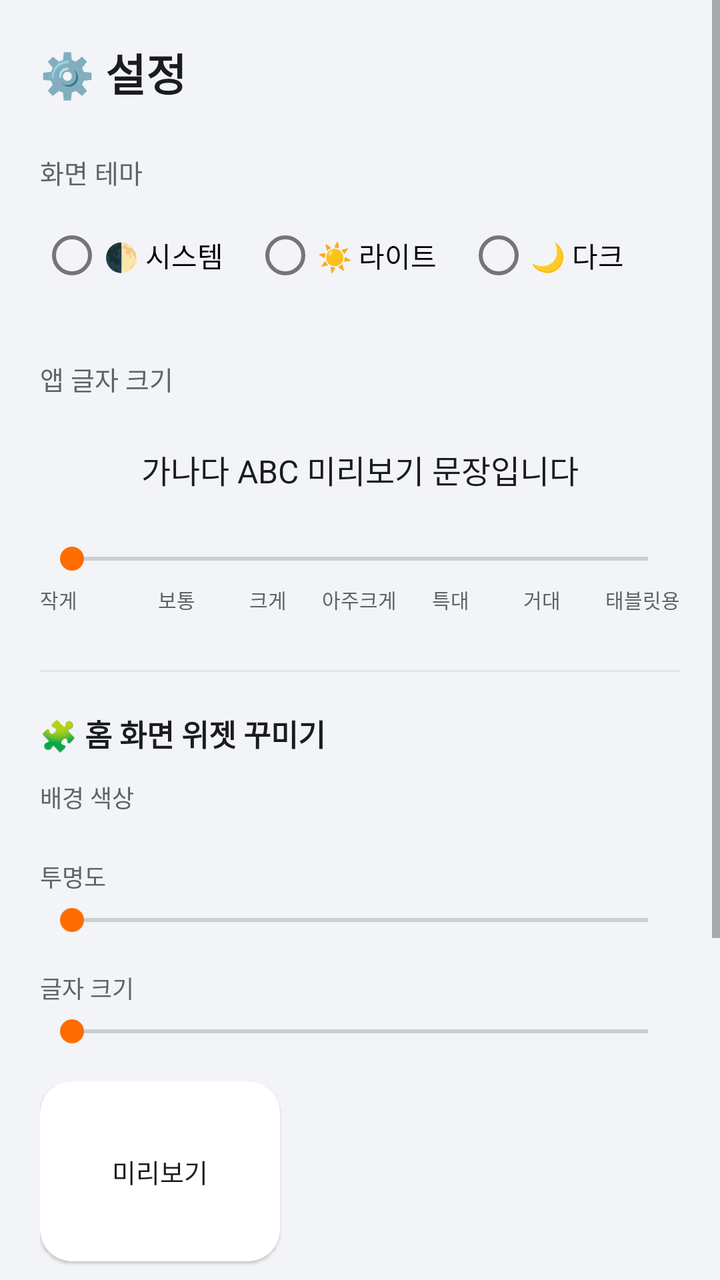
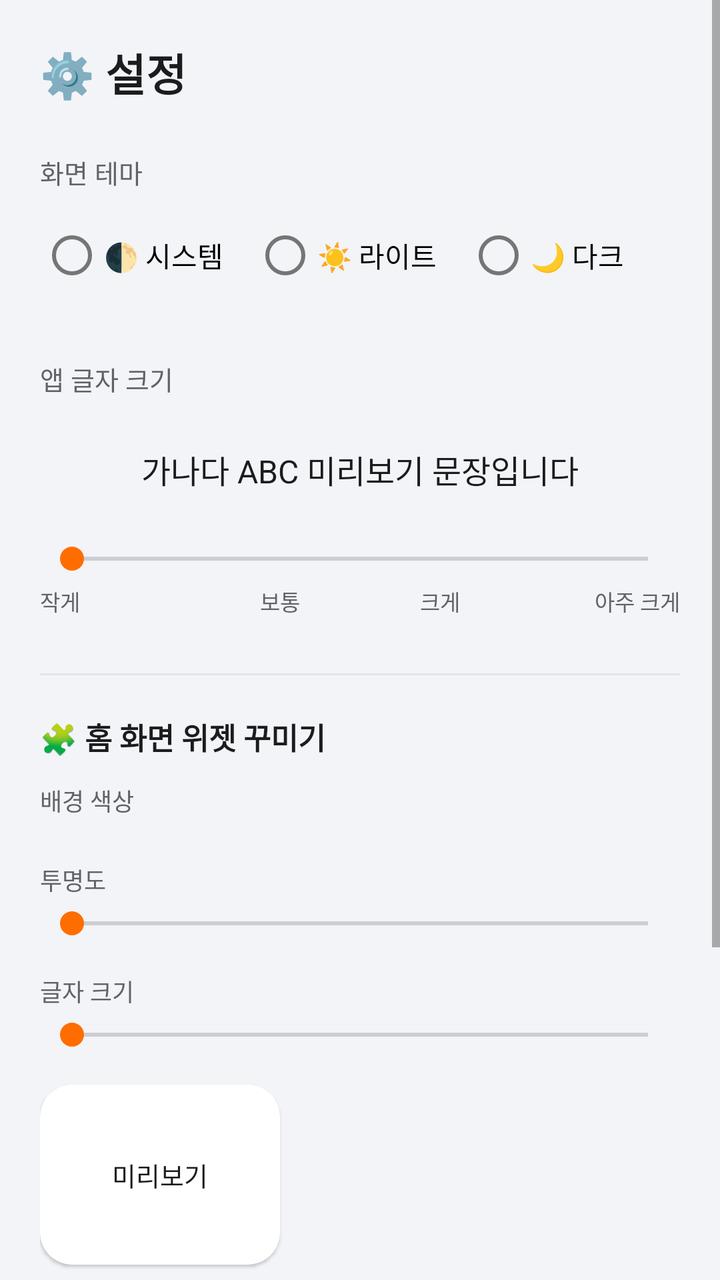

Screens rendered from an Android XML layout before and after an edit, with the pre-edit source and the edit as a unified diff.
<!-- AndroidManifest.xml: application theme Theme.AdminMemo -->
<!-- res/layout/activity_settings.xml -->
<?xml version="1.0" encoding="utf-8"?>
<ScrollView xmlns:android="http://schemas.android.com/apk/res/android"
    xmlns:app="http://schemas.android.com/apk/res-auto"
    android:layout_width="match_parent"
    android:layout_height="match_parent"
    android:background="@color/bg_screen">

<LinearLayout
    android:layout_width="match_parent"
    android:layout_height="wrap_content"
    android:orientation="vertical"
    android:padding="20dp">

    <TextView
        android:layout_width="wrap_content"
        android:layout_height="wrap_content"
        android:text="⚙️ 설정"
        android:textColor="@color/text_main"
        android:textSize="22sp"
        android:textStyle="bold"
        android:layout_marginBottom="24dp"/>

    <TextView
        android:layout_width="wrap_content"
        android:layout_height="wrap_content"
        android:text="화면 테마"
        android:textColor="@color/text_sub"
        android:textSize="13sp"
        android:layout_marginBottom="8dp"/>

    <RadioGroup
        android:id="@+id/rgTheme"
        android:layout_width="match_parent"
        android:layout_height="wrap_content"
        android:orientation="horizontal"
        android:layout_marginBottom="28dp">

        <RadioButton android:id="@+id/rbThemeSystem" android:layout_width="0dp" android:layout_height="wrap_content"
            android:layout_weight="1" android:text="🌓 시스템"/>
        <RadioButton android:id="@+id/rbThemeLight" android:layout_width="0dp" android:layout_height="wrap_content"
            android:layout_weight="1" android:text="☀️ 라이트"/>
        <RadioButton android:id="@+id/rbThemeDark" android:layout_width="0dp" android:layout_height="wrap_content"
            android:layout_weight="1" android:text="🌙 다크"/>
    </RadioGroup>

    <TextView
        android:layout_width="wrap_content"
        android:layout_height="wrap_content"
        android:text="앱 글자 크기"
        android:textColor="@color/text_sub"
        android:textSize="13sp"
        android:layout_marginBottom="8dp"/>

    <TextView
        android:id="@+id/tvFontPreview"
        android:layout_width="match_parent"
        android:layout_height="wrap_content"
        android:text="가나다 ABC 미리보기 문장입니다"
        android:textColor="@color/text_main"
        android:textSize="16sp"
        android:gravity="center"
        android:padding="16dp"
        android:layout_marginBottom="8dp"/>

    <SeekBar
        android:id="@+id/seekFontScale"
        android:layout_width="match_parent"
        android:layout_height="wrap_content"
        android:max="6"
        android:layout_marginBottom="4dp"/>

    <LinearLayout
        android:layout_width="match_parent"
        android:layout_height="wrap_content"
        android:orientation="horizontal"
        android:layout_marginBottom="28dp">

        <TextView android:layout_width="0dp" android:layout_height="wrap_content" android:layout_weight="1"
            android:text="작게" android:textColor="@color/text_sub" android:textSize="10sp" android:gravity="start"/>
        <TextView android:layout_width="0dp" android:layout_height="wrap_content" android:layout_weight="1"
            android:text="보통" android:textColor="@color/text_sub" android:textSize="10sp" android:gravity="center"/>
        <TextView android:layout_width="0dp" android:layout_height="wrap_content" android:layout_weight="1"
            android:text="크게" android:textColor="@color/text_sub" android:textSize="10sp" android:gravity="center"/>
        <TextView android:layout_width="0dp" android:layout_height="wrap_content" android:layout_weight="1"
            android:text="아주크게" android:textColor="@color/text_sub" android:textSize="10sp" android:gravity="center"/>
        <TextView android:layout_width="0dp" android:layout_height="wrap_content" android:layout_weight="1"
            android:text="특대" android:textColor="@color/text_sub" android:textSize="10sp" android:gravity="center"/>
        <TextView android:layout_width="0dp" android:layout_height="wrap_content" android:layout_weight="1"
            android:text="거대" android:textColor="@color/text_sub" android:textSize="10sp" android:gravity="center"/>
        <TextView android:layout_width="0dp" android:layout_height="wrap_content" android:layout_weight="1"
            android:text="태블릿용" android:textColor="@color/text_sub" android:textSize="10sp" android:gravity="end"/>
    </LinearLayout>

    <View android:layout_width="match_parent" android:layout_height="1dp" android:background="#22808080" android:layout_marginBottom="20dp"/>

    <TextView
        android:layout_width="wrap_content"
        android:layout_height="wrap_content"
        android:text="🧩 홈 화면 위젯 꾸미기"
        android:textColor="@color/text_main"
        android:textStyle="bold"
        android:textSize="15sp"
        android:layout_marginBottom="12dp"/>

    <TextView
        android:layout_width="wrap_content"
        android:layout_height="wrap_content"
        android:text="배경 색상"
        android:textColor="@color/text_sub"
        android:textSize="12sp"
        android:layout_marginBottom="6dp"/>

    <LinearLayout
        android:id="@+id/rowWidgetColors"
        android:layout_width="match_parent"
        android:layout_height="wrap_content"
        android:orientation="horizontal"
        android:layout_marginBottom="16dp"/>

    <TextView
        android:layout_width="wrap_content"
        android:layout_height="wrap_content"
        android:text="투명도"
        android:textColor="@color/text_sub"
        android:textSize="12sp"
        android:layout_marginBottom="4dp"/>

    <SeekBar
        android:id="@+id/seekWidgetOpacity"
        android:layout_width="match_parent"
        android:layout_height="wrap_content"
        android:max="90"
        android:layout_marginBottom="16dp"/>

    <TextView
        android:layout_width="wrap_content"
        android:layout_height="wrap_content"
        android:text="글자 크기"
        android:textColor="@color/text_sub"
        android:textSize="12sp"
        android:layout_marginBottom="4dp"/>

    <SeekBar
        android:id="@+id/seekWidgetFont"
        android:layout_width="match_parent"
        android:layout_height="wrap_content"
        android:max="3"
        android:layout_marginBottom="16dp"/>

    <androidx.cardview.widget.CardView
        android:layout_width="120dp"
        android:layout_height="90dp"
        android:layout_marginBottom="24dp"
        app:cardCornerRadius="16dp"
        app:cardElevation="1dp">

        <FrameLayout
            android:layout_width="match_parent"
            android:layout_height="match_parent">

            <View
                android:id="@+id/widgetPreviewBg"
                android:layout_width="match_parent"
                android:layout_height="match_parent"/>

            <TextView
                android:id="@+id/widgetPreviewText"
                android:layout_width="wrap_content"
                android:layout_height="wrap_content"
                android:layout_gravity="center"
                android:text="미리보기"
                android:textColor="#1A1C1E"
                android:textSize="13sp"/>
        </FrameLayout>
    </androidx.cardview.widget.CardView>

    <View android:layout_width="match_parent" android:layout_height="1dp" android:background="#22808080" android:layout_marginBottom="20dp"/>

    <TextView
        android:layout_width="wrap_content"
        android:layout_height="wrap_content"
        android:text="☁️ 구글 계정 동기화 (클라우드 백업)"
        android:textColor="@color/text_main"
        android:textStyle="bold"
        android:textSize="15sp"
        android:layout_marginBottom="6dp"/>

    <TextView
        android:id="@+id/tvLoginStatus"
        android:layout_width="wrap_content"
        android:layout_height="wrap_content"
        android:text="로그인 상태: 비로그인"
        android:textColor="@color/text_sub"
        android:textSize="12sp"
        android:layout_marginBottom="12dp"/>

    <LinearLayout
        android:layout_width="match_parent"
        android:layout_height="wrap_content"
        android:orientation="horizontal"
        android:layout_marginBottom="24dp">

        <Button
            android:id="@+id/btnGoogleLogin"
            android:layout_width="0dp"
            android:layout_height="wrap_content"
            android:layout_weight="1"
            android:layout_marginEnd="6dp"
            android:text="구글 로그인"/>

        <Button
            android:id="@+id/btnCloudSync"
            android:layout_width="0dp"
            android:layout_height="wrap_content"
            android:layout_weight="1"
            android:layout_marginStart="6dp"
            android:text="클라우드 동기화"/>
    </LinearLayout>

    <Button
        android:id="@+id/btnApplySettings"
        android:layout_width="match_parent"
        android:layout_height="wrap_content"
        android:text="✅ 적용하기 (화면 새로고침)"/>

</LinearLayout>
</ScrollView>
<!-- resources referenced by this layout -->
<resources>
  <color name="bg_screen">#F2F4F8</color>
  <color name="text_main">#1A1C1E</color>
  <color name="text_sub">#5F6368</color>
  <style name="Theme.AdminMemo" parent="Theme.MaterialComponents.DayNight.NoActionBar">
          <item name="colorPrimary">@color/primary</item>
          <item name="colorPrimaryDark">@color/primary_dark</item>
          <item name="colorAccent">@color/accent</item>
          <item name="android:windowBackground">@color/bg_screen</item>
      </style>
  <color name="primary">#2962FF</color>
  <color name="primary_dark">#0039CB</color>
  <color name="accent">#FF6D00</color>
</resources>

<!-- the commit's change to res/layout/activity_settings.xml (unified diff, before → after) -->
@@ -66,7 +66,7 @@
         android:id="@+id/seekFontScale"
         android:layout_width="match_parent"
         android:layout_height="wrap_content"
-        android:max="6"
+        android:max="3"
         android:layout_marginBottom="4dp"/>
 
     <LinearLayout
@@ -76,19 +76,13 @@
         android:layout_marginBottom="28dp">
 
         <TextView android:layout_width="0dp" android:layout_height="wrap_content" android:layout_weight="1"
-            android:text="작게" android:textColor="@color/text_sub" android:textSize="10sp" android:gravity="start"/>
-        <TextView android:layout_width="0dp" android:layout_height="wrap_content" android:layout_weight="1"
-            android:text="보통" android:textColor="@color/text_sub" android:textSize="10sp" android:gravity="center"/>
-        <TextView android:layout_width="0dp" android:layout_height="wrap_content" android:layout_weight="1"
-            android:text="크게" android:textColor="@color/text_sub" android:textSize="10sp" android:gravity="center"/>
-        <TextView android:layout_width="0dp" android:layout_height="wrap_content" android:layout_weight="1"
-            android:text="아주크게" android:textColor="@color/text_sub" android:textSize="10sp" android:gravity="center"/>
-        <TextView android:layout_width="0dp" android:layout_height="wrap_content" android:layout_weight="1"
-            android:text="특대" android:textColor="@color/text_sub" android:textSize="10sp" android:gravity="center"/>
-        <TextView android:layout_width="0dp" android:layout_height="wrap_content" android:layout_weight="1"
-            android:text="거대" android:textColor="@color/text_sub" android:textSize="10sp" android:gravity="center"/>
-        <TextView android:layout_width="0dp" android:layout_height="wrap_content" android:layout_weight="1"
-            android:text="태블릿용" android:textColor="@color/text_sub" android:textSize="10sp" android:gravity="end"/>
+            android:text="작게" android:textColor="@color/text_sub" android:textSize="11sp" android:gravity="start"/>
+        <TextView android:layout_width="0dp" android:layout_height="wrap_content" android:layout_weight="1"
+            android:text="보통" android:textColor="@color/text_sub" android:textSize="11sp" android:gravity="center"/>
+        <TextView android:layout_width="0dp" android:layout_height="wrap_content" android:layout_weight="1"
+            android:text="크게" android:textColor="@color/text_sub" android:textSize="11sp" android:gravity="center"/>
+        <TextView android:layout_width="0dp" android:layout_height="wrap_content" android:layout_weight="1"
+            android:text="아주 크게" android:textColor="@color/text_sub" android:textSize="11sp" android:gravity="end"/>
     </LinearLayout>
 
     <View android:layout_width="match_parent" android:layout_height="1dp" android:background="#22808080" android:layout_marginBottom="20dp"/>
@@ -179,43 +173,27 @@
     <TextView
         android:layout_width="wrap_content"
         android:layout_height="wrap_content"
-        android:text="☁️ 구글 계정 동기화 (클라우드 백업)"
+        android:text="✨ Gemini에게 질문하기"
         android:textColor="@color/text_main"
         android:textStyle="bold"
         android:textSize="15sp"
         android:layout_marginBottom="6dp"/>
 
     <TextView
-        android:id="@+id/tvLoginStatus"
-        android:layout_width="wrap_content"
-        android:layout_height="wrap_content"
-        android:text="로그인 상태: 비로그인"
-        android:textColor="@color/text_sub"
-        android:textSize="12sp"
-        android:layout_marginBottom="12dp"/>
-
-    <LinearLayout
-        android:layout_width="match_parent"
-        android:layout_height="wrap_content"
-        android:orientation="horizontal"
-        android:layout_marginBottom="24dp">
-
-        <Button
-            android:id="@+id/btnGoogleLogin"
-            android:layout_width="0dp"
-            android:layout_height="wrap_content"
-            android:layout_weight="1"
-            android:layout_marginEnd="6dp"
-            android:text="구글 로그인"/>
-
-        <Button
-            android:id="@+id/btnCloudSync"
-            android:layout_width="0dp"
-            android:layout_height="wrap_content"
-            android:layout_weight="1"
-            android:layout_marginStart="6dp"
-            android:text="클라우드 동기화"/>
-    </LinearLayout>
+        android:layout_width="wrap_content"
+        android:layout_height="wrap_content"
+        android:text="본문학습에서 텍스트를 드래그해 질문하려면 API 키가 필요해요"
+        android:textColor="@color/text_sub"
+        android:textSize="11sp"
+        android:layout_marginBottom="8dp"/>
+
+    <EditText
+        android:id="@+id/etGeminiKey"
+        android:layout_width="match_parent"
+        android:layout_height="wrap_content"
+        android:hint="Gemini API 키 붙여넣기"
+        android:inputType="textPassword"
+        android:layout_marginBottom="24dp"/>
 
     <Button
         android:id="@+id/btnApplySettings"
